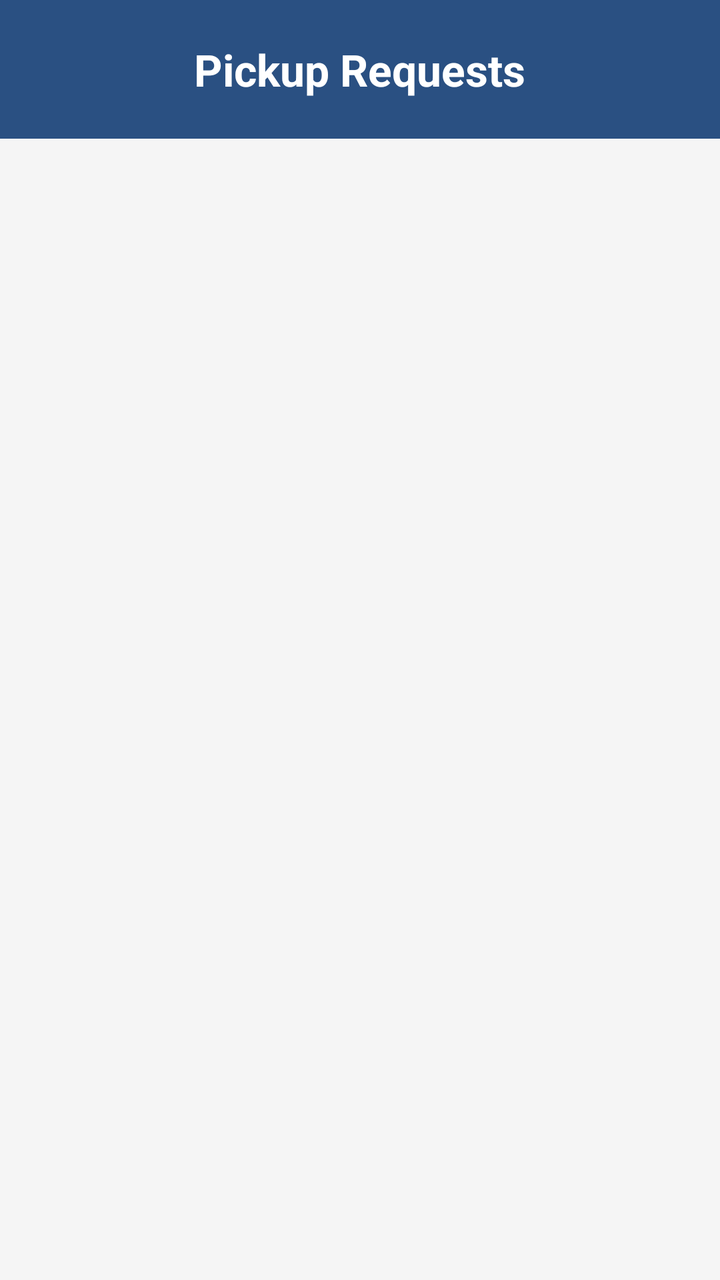
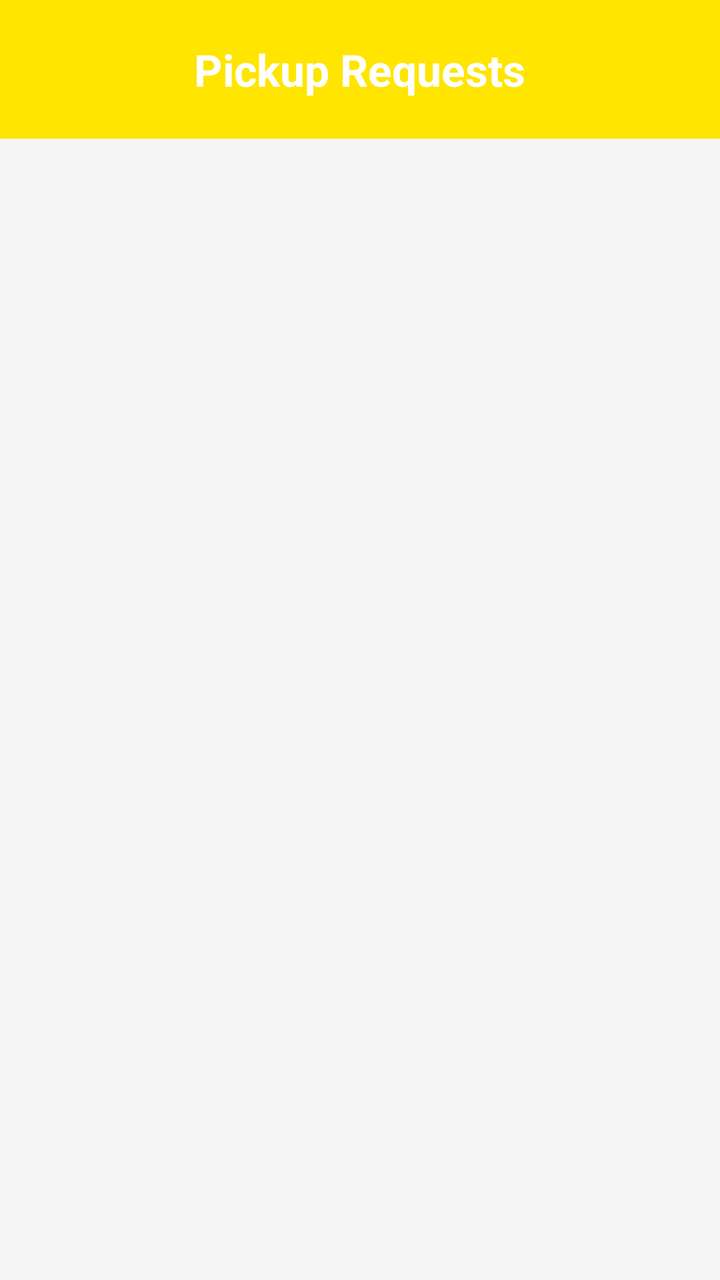

Two renders of the same Android screen: before a commit and after it. Below are the layout's source before the change and the commit's diff.
<!-- AndroidManifest.xml: application theme Theme.LaundryApp -->
<!-- res/layout/activity_pickup_request.xml -->
<?xml version="1.0" encoding="utf-8"?>
<LinearLayout xmlns:android="http://schemas.android.com/apk/res/android"
    android:layout_width="match_parent"
    android:layout_height="match_parent"
    android:orientation="vertical"
    android:background="#F5F5F5">

    <LinearLayout
        android:layout_width="match_parent"
        android:layout_height="wrap_content"
        android:background="#2a5082"
        android:padding="20dp"
        android:gravity="center">

        <TextView
            android:layout_width="wrap_content"
            android:layout_height="wrap_content"
            android:text="Pickup Requests"
            android:textColor="#FFFFFF"
            android:textSize="22sp"
            android:textStyle="bold"/>
    </LinearLayout>

    <androidx.recyclerview.widget.RecyclerView
        android:id="@+id/recyclerPickup"
        android:layout_width="match_parent"
        android:layout_height="match_parent"
        android:padding="10dp"
        android:clipToPadding="false"/>

</LinearLayout>
<!-- resources referenced by this layout -->
<resources>
  <style name="Theme.LaundryApp" parent="Base.Theme.LaundryApp" />
  <style name="Base.Theme.LaundryApp" parent="Theme.Material3.DayNight.NoActionBar">
          
          
      </style>
</resources>

<!-- the commit's change to res/layout/activity_pickup_request.xml (unified diff, before → after) -->
@@ -8,7 +8,7 @@
     <LinearLayout
         android:layout_width="match_parent"
         android:layout_height="wrap_content"
-        android:background="#2a5082"
+        android:background="#FFE500"
         android:padding="20dp"
         android:gravity="center">
 
